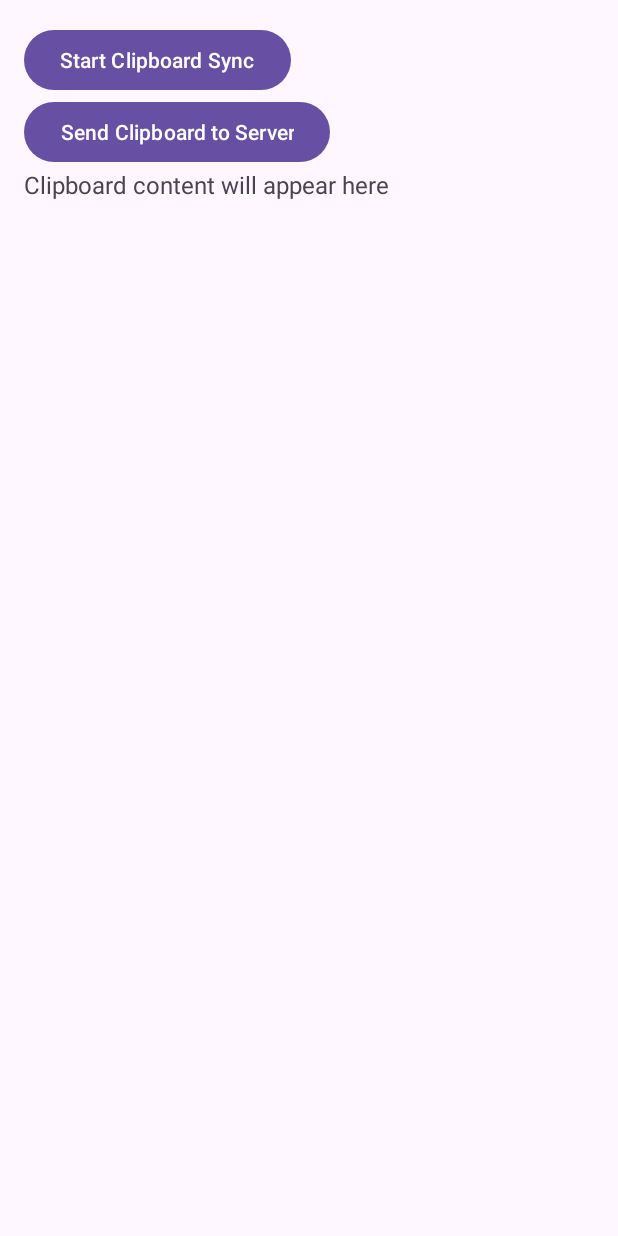
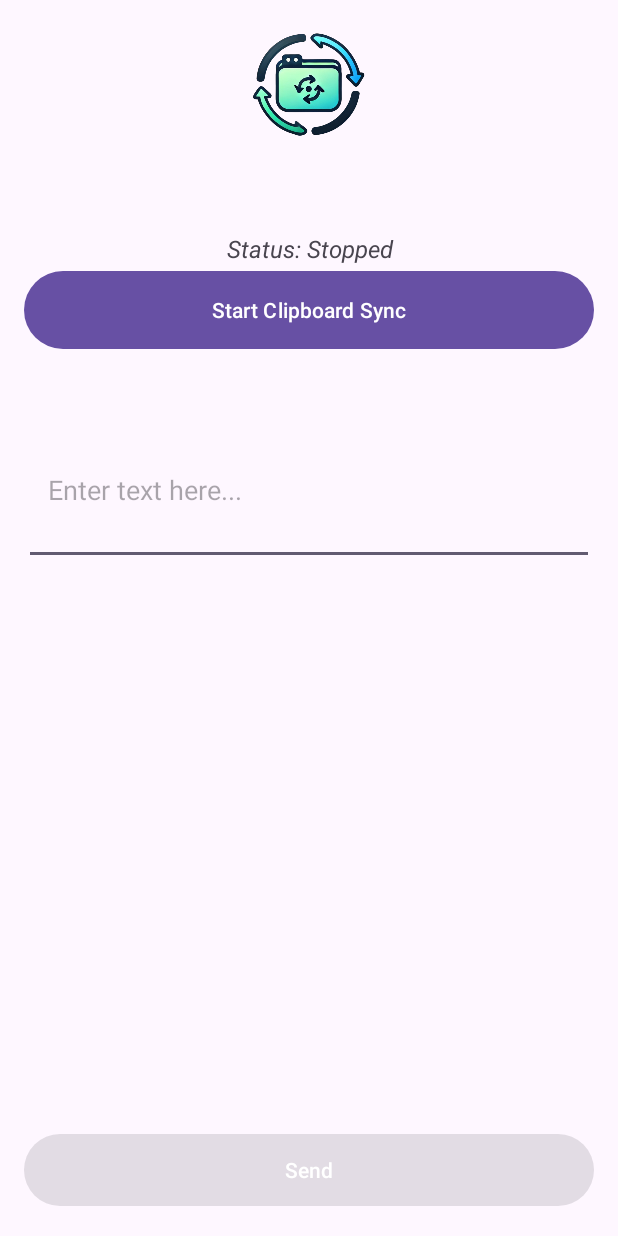
Before and after one commit to aryanpnd/clipy-client-android, an Android app: the screen it shows after launch (MainActivity), on a phone screen of 412 x 824 dp. Run offline under Robolectric (Android 15) with nearby library versions, the phone set to English and light mode, and no system bars.

Commit message:
added share intent for copy functionality and updated the notification with pause resume and stop fucntionality

```diff
--- a/app/src/main/java/com/example/clipy/MainActivity.kt
+++ b/app/src/main/java/com/example/clipy/MainActivity.kt
@@ -1,16 +1,21 @@
 package com.example.clipy
 
-import android.app.ActivityManager
 import android.content.Intent
 import android.os.Build
 import android.os.Bundle
 import android.widget.Button
+import android.widget.EditText
+import android.widget.TextView
+import android.widget.Toast
 import androidx.annotation.RequiresApi
 import androidx.appcompat.app.AppCompatActivity
 
 class MainActivity : AppCompatActivity() {
 
     private lateinit var toggleServiceButton: Button
+    private lateinit var sendButton: Button
+    private lateinit var textArea: EditText
+    private lateinit var statusTextView: TextView
     private var isServiceRunning = false
 
     @RequiresApi(Build.VERSION_CODES.O)
@@ -19,27 +24,44 @@ class MainActivity : AppCompatActivity() {
         setContentView(R.layout.activity_main)
 
         toggleServiceButton = findViewById(R.id.toggleServiceButton)
+        sendButton = findViewById(R.id.send_button)
+        textArea = findViewById(R.id.text_area)
+        statusTextView = findViewById(R.id.status)
 
         // Check if the service is already running
         isServiceRunning = isClipboardServiceRunning()
 
         // Update the button text based on the service state
-        updateButtonText()
+        updateButtonUI()
 
         toggleServiceButton.setOnClickListener {
             if (isServiceRunning) {
                 stopService(Intent(this, ClipboardService::class.java))
                 isServiceRunning = false
+                Toast.makeText(this, "Clipboard Sync Stopped", Toast.LENGTH_SHORT).show()
             } else {
                 startForegroundService(Intent(this, ClipboardService::class.java))
                 isServiceRunning = true
+                Toast.makeText(this, "Clipboard Sync Started", Toast.LENGTH_SHORT).show()
             }
-            updateButtonText()
+            updateButtonUI()
+        }
+
+        sendButton.setOnClickListener {
+            val text = textArea.text.toString()
+            if (text.isNotBlank()) {
+                sendTextToService(text)
+                textArea.text.clear()
+                Toast.makeText(this, "Text Sent", Toast.LENGTH_SHORT).show()
+            } else {
+                textArea.error = "Text cannot be empty"
+                Toast.makeText(this, "Please enter some text to send", Toast.LENGTH_SHORT).show()
+            }
         }
     }
 
     private fun isClipboardServiceRunning(): Boolean {
-        val activityManager = getSystemService(ACTIVITY_SERVICE) as ActivityManager
+        val activityManager = getSystemService(ACTIVITY_SERVICE) as android.app.ActivityManager
         for (service in activityManager.getRunningServices(Int.MAX_VALUE)) {
             if (ClipboardService::class.java.name == service.service.className) {
                 return true
@@ -48,11 +70,53 @@ class MainActivity : AppCompatActivity() {
         return false
     }
 
-    private fun updateButtonText() {
+    private fun updateButtonUI() {
         toggleServiceButton.text = if (isServiceRunning) {
             "Stop Clipboard Sync"
         } else {
             "Start Clipboard Sync"
         }
+
+        if (isServiceRunning) {
+            toggleServiceButton.setBackgroundColor(resources.getColor(R.color.red))
+            sendButton.isEnabled = true
+        } else {
+            toggleServiceButton.setBackgroundColor(resources.getColor(R.color.primary))
+            sendButton.isEnabled = false
+        }
+
+        statusTextView.text = "Status: ${if (isServiceRunning) "Running" else "Stopped"}"
+    }
+
+    override fun onNewIntent(intent: Intent) {
+        super.onNewIntent(intent)
+        handleSharedText(intent)
+    }
+
+    private fun handleSharedText(intent: Intent) {
+        Toast.makeText(this, "inside shared text", Toast.LENGTH_SHORT).show()
+
+        // Check if the intent has shared text
+        if (intent.action == Intent.ACTION_SEND && intent.type == "text/plain") {
+            val sharedText = intent.getStringExtra(Intent.EXTRA_TEXT)
+            sharedText?.let {
+                // Check if ClipboardService is running
+                if (isClipboardServiceRunning()) {
+                    sendTextToService(it)
+                    Toast.makeText(this, "Text shared successfully", Toast.LENGTH_SHORT).show()
+                } else {
+                    Toast.makeText(this, "Clipboard service not running", Toast.LENGTH_SHORT).show()
+                }
+            }
+        }
+    }
+
+
+    private fun sendTextToService(text: String) {
+        val intent = Intent(this, ClipboardService::class.java).apply {
+            action = ClipboardService.ACTION_SEND_TEXT
+            putExtra(ClipboardService.EXTRA_TEXT_CONTENT, text)
+        }
+        startService(intent)
     }
 }
--- a/app/src/main/res/layout/activity_main.xml
+++ b/app/src/main/res/layout/activity_main.xml
@@ -1,33 +1,78 @@
 <?xml version="1.0" encoding="utf-8"?>
-<LinearLayout xmlns:android="http://schemas.android.com/apk/res/android"
+<androidx.constraintlayout.widget.ConstraintLayout xmlns:android="http://schemas.android.com/apk/res/android"
     android:layout_width="match_parent"
     android:layout_height="match_parent"
+    xmlns:app="http://schemas.android.com/apk/res-auto"
     android:orientation="vertical"
     android:padding="16dp">
 
+    <ImageView
+        android:id="@+id/logo"
+        android:layout_width="wrap_content"
+        android:layout_height="80dp"
+        android:src="@drawable/clipylogo"
+        app:layout_constraintTop_toTopOf="parent"
+        app:layout_constraintStart_toStartOf="parent"
+        app:layout_constraintEnd_toEndOf="parent"/>
+
+    <TextView
+        android:id="@+id/app_name"
+        android:layout_width="wrap_content"
+        android:layout_height="wrap_content"
+        android:text="@string/app_name"
+        app:layout_constraintTop_toBottomOf="@+id/logo"
+        app:layout_constraintStart_toStartOf="parent"
+        app:layout_constraintEnd_toEndOf="parent"
+        android:layout_marginTop="8dp"
+        android:textSize="24sp"
+        android:textStyle="bold"
+        />
+
     <Button
         android:id="@+id/toggleServiceButton"
-        android:layout_width="wrap_content"
+        android:layout_width="match_parent"
+        android:layout_height="60dp"
+        android:text="Start Clipboard Sync"
+        app:layout_constraintTop_toBottomOf="@+id/app_name"
+        app:layout_constraintStart_toStartOf="parent"
+        app:layout_constraintEnd_toEndOf="parent"
+        android:layout_marginTop="40dp"
+        android:textColor="@color/white"
+        />
+
+    <TextView
+        android:id="@+id/status"
+        android:layout_width="match_parent"
         android:layout_height="wrap_content"
-        android:text="Start Clipboard Sync" />
+        android:text="Status: Stopped"
+        android:textAlignment="center"
+        app:layout_constraintBottom_toTopOf="@+id/toggleServiceButton"
+        app:layout_constraintStart_toStartOf="parent"
+        app:layout_constraintEnd_toEndOf="parent"
+        android:textSize="16dp"
+        android:textStyle="italic"
+        />
+
+    <EditText
+        android:id="@+id/text_area"
+        android:layout_width="match_parent"
+        android:layout_height="0dp"
+        android:layout_marginTop="40dp"
+        android:hint="Enter text here..."
+        android:padding="16dp"
+        android:minHeight="100dp"
+        android:maxHeight="300dp"
+        app:layout_constraintTop_toBottomOf="@+id/toggleServiceButton"
+        app:layout_constraintStart_toStartOf="parent"
+        app:layout_constraintEnd_toEndOf="parent"/>
 
     <Button
-        android:id="@+id/sendClipboardButton"
-        android:layout_width="wrap_content"
-        android:layout_height="wrap_content"
-        android:text="Send Clipboard to Server" />
-
-    <!-- ScrollView to show clipboard content -->
-    <ScrollView
+        android:id="@+id/send_button"
         android:layout_width="match_parent"
-        android:layout_height="0dp"
-        android:layout_weight="1">
-
-        <TextView
-            android:id="@+id/clipboardContentTextView"
-            android:layout_width="match_parent"
-            android:layout_height="wrap_content"
-            android:text="Clipboard content will appear here"
-            android:textSize="16sp" />
-    </ScrollView>
-</LinearLayout>
+        android:layout_height="56dp"
+        app:layout_constraintBottom_toBottomOf="parent"
+        app:layout_constraintStart_toStartOf="parent"
+        app:layout_constraintEnd_toEndOf="parent"
+        android:text="Send"
+        android:textColor="@color/white"/>
+</androidx.constraintlayout.widget.ConstraintLayout>
--- a/app/src/main/res/values/colors.xml
+++ b/app/src/main/res/values/colors.xml
@@ -2,4 +2,6 @@
 <resources>
     <color name="black">#FF000000</color>
     <color name="white">#FFFFFFFF</color>
+    <color name="primary">#6750a4</color>
+    <color name="red">#D21F3C</color>
 </resources>
```
Also changed, not shown: app/src/main/AndroidManifest.xml (+13 -3 lines), app/src/main/java/com/example/clipy/ClipboardService.kt (+170 -22 lines), app/src/main/java/com/example/clipy/SendingActivity.kt (added, +78 -0 lines), app/src/main/res/layout/activity_sending.xml (added, +22 -0 lines), app/src/main/res/drawable/ic_pause.png (added), app/src/main/res/drawable/ic_stop.png (added).
